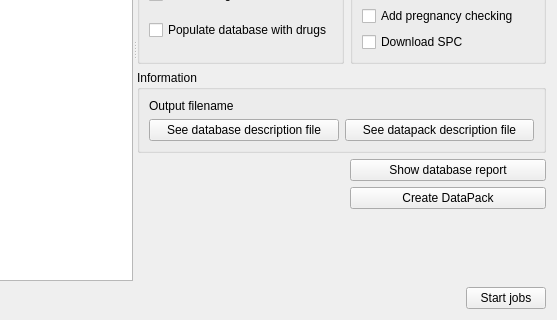
Qt form freeddimanager/plugins/drugsdbplugin/imode/drugsdbmodewidget.ui (FreeHealth/freehealth) before a commit; both pictures show x 137 to 694 and y 223 to 543 of the 694 by 543 pixel window.
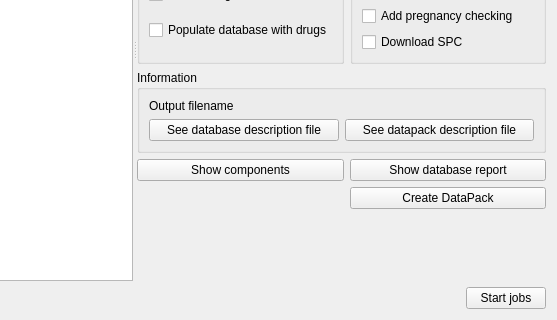
The same form after that commit.

Patch:
```diff
--- a/freeddimanager/plugins/drugsdbplugin/imode/drugsdbmodewidget.ui
+++ b/freeddimanager/plugins/drugsdbplugin/imode/drugsdbmodewidget.ui
@@ -214,6 +214,16 @@
          </property>
         </widget>
        </item>
+       <item row="4" column="0">
+        <widget class="QPushButton" name="seeComponents">
+         <property name="toolTip">
+          <string>To see components, you must run at least one time the database creation and populate it with the drugs.</string>
+         </property>
+         <property name="text">
+          <string>Show components</string>
+         </property>
+        </widget>
+       </item>
       </layout>
      </widget>
     </widget>
```
